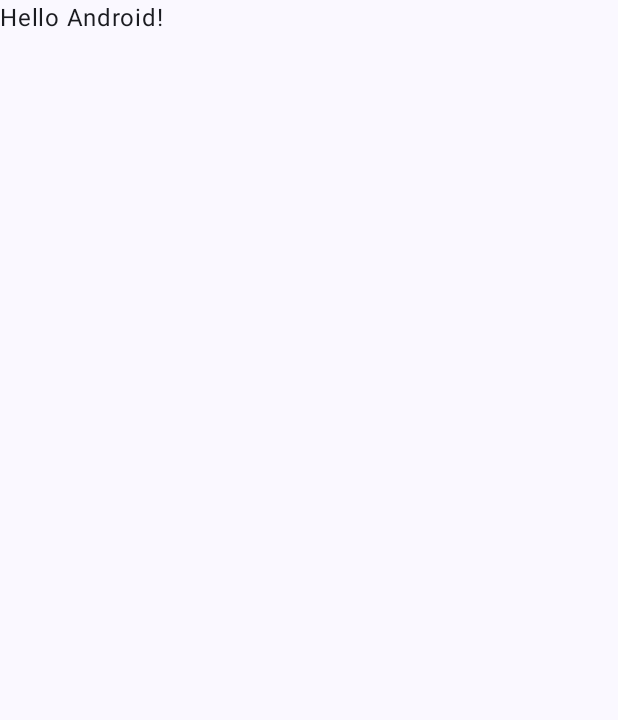
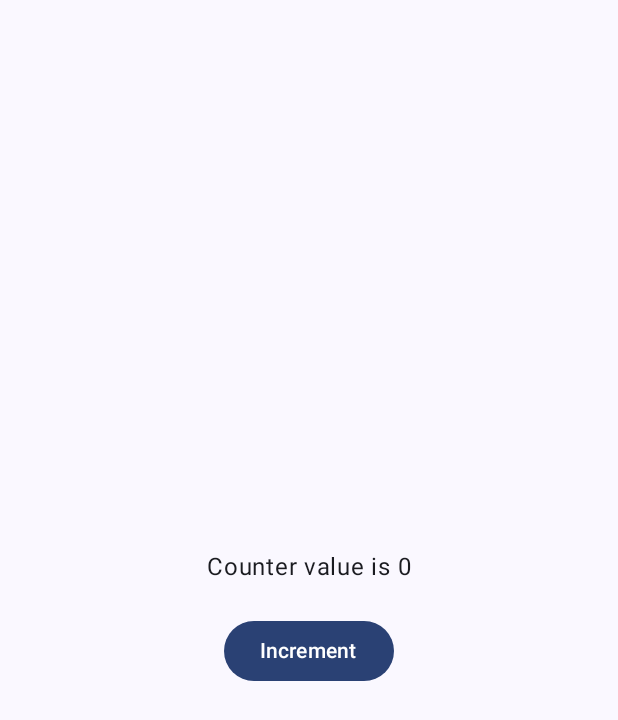
Before and after one commit to Raghav123-30/jetpack-compose-mastery, an Android app built with Jetpack Compose: the screen it shows after launch (MainActivity), on a phone screen of 412 x 824 dp. Before the commit the part shown is almost empty. Shown: the top 720 px of the screen. Run offline under Robolectric (Android 15) with nearby library versions, the phone set to English and light mode, and no system bars.

Commit message:
Explore column layout, button ,state and uplifting of the state of parent composable from child composable

```diff
--- a/app/src/main/java/com/warmup/jetpackcomposemastery/MainActivity.kt
+++ b/app/src/main/java/com/warmup/jetpackcomposemastery/MainActivity.kt
@@ -1,16 +1,28 @@
 package com.warmup.jetpackcomposemastery
 
 import android.os.Bundle
+import android.widget.Button
 import androidx.activity.ComponentActivity
 import androidx.activity.compose.setContent
 import androidx.activity.enableEdgeToEdge
+import androidx.compose.foundation.layout.Arrangement
+import androidx.compose.foundation.layout.Column
+import androidx.compose.foundation.layout.Spacer
 import androidx.compose.foundation.layout.fillMaxSize
+import androidx.compose.foundation.layout.height
 import androidx.compose.foundation.layout.padding
 import androidx.compose.material3.Scaffold
 import androidx.compose.material3.Text
 import androidx.compose.runtime.Composable
+import androidx.compose.material3.Button
+import androidx.compose.runtime.getValue
+import androidx.compose.runtime.mutableIntStateOf
+import androidx.compose.runtime.saveable.rememberSaveable
+import androidx.compose.runtime.setValue
+import androidx.compose.ui.Alignment
 import androidx.compose.ui.Modifier
 import androidx.compose.ui.tooling.preview.Preview
+import androidx.compose.ui.unit.dp
 import com.warmup.jetpackcomposemastery.ui.theme.JetpackComposeMasteryTheme
 
 class MainActivity : ComponentActivity() {
@@ -20,10 +32,14 @@ class MainActivity : ComponentActivity() {
         setContent {
             JetpackComposeMasteryTheme {
                 Scaffold(modifier = Modifier.fillMaxSize()) { innerPadding ->
-                    Greeting(
-                        name = "Android",
-                        modifier = Modifier.padding(innerPadding)
-                    )
+                    var counter by rememberSaveable { mutableIntStateOf(0) }
+                    Column(modifier = Modifier.fillMaxSize().padding(innerPadding), verticalArrangement = Arrangement.Center, horizontalAlignment = Alignment.CenterHorizontally) {
+                        Text("Counter value is $counter")
+                        Spacer(modifier = Modifier.height(20.dp))
+                        ChildComponent {
+                            counter += 1
+                        }
+                    }
                 }
             }
         }
@@ -31,17 +47,8 @@ class MainActivity : ComponentActivity() {
 }
 
 @Composable
-fun Greeting(name: String, modifier: Modifier = Modifier) {
-    Text(
-        text = "Hello $name!",
-        modifier = modifier
-    )
-}
-
-@Preview(showBackground = true)
-@Composable
-fun GreetingPreview() {
-    JetpackComposeMasteryTheme {
-        Greeting("Android")
+fun ChildComponent(onIncrement:()-> Unit){
+    Button(onClick = onIncrement) {
+        Text("Increment")
     }
 }
```
